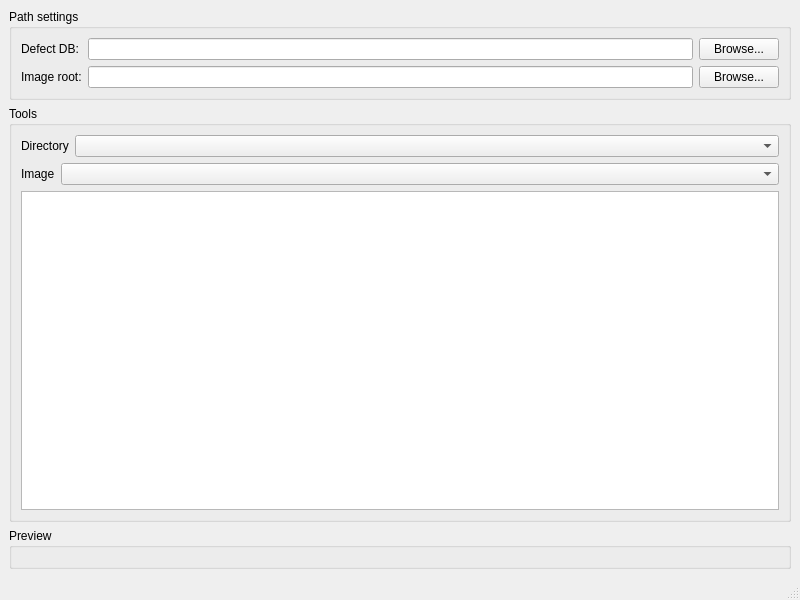
This is ui/deftui.ui in extall/road-defect-types as Qt 5 draws it before an edit. The edited form follows.
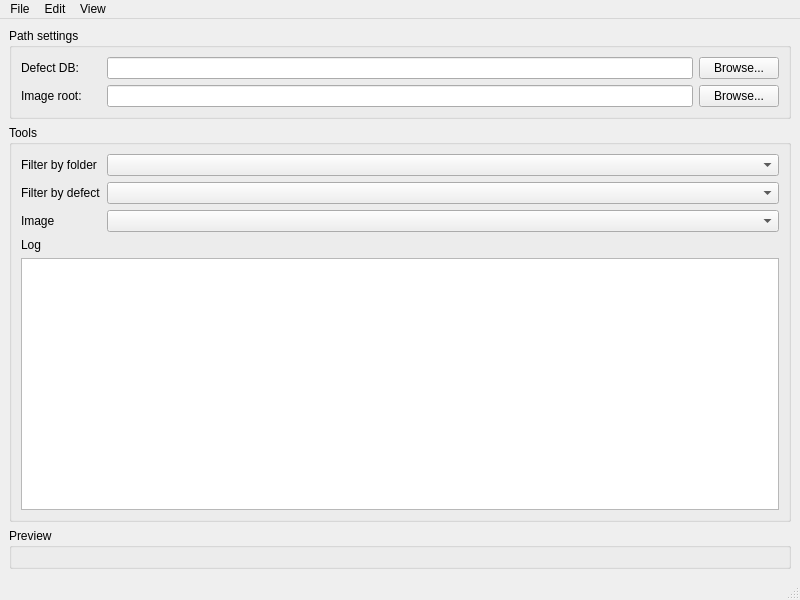
This is the edited form.

Diff of the .ui file:
```diff
--- a/ui/deftui.ui
+++ b/ui/deftui.ui
@@ -32,6 +32,12 @@
          </item>
          <item row="0" column="0">
           <widget class="QLabel" name="label">
+           <property name="minimumSize">
+            <size>
+             <width>80</width>
+             <height>0</height>
+            </size>
+           </property>
            <property name="text">
             <string>Defect DB:</string>
            </property>
@@ -42,6 +48,12 @@
          </item>
          <item row="1" column="0">
           <widget class="QLabel" name="label_2">
+           <property name="minimumSize">
+            <size>
+             <width>80</width>
+             <height>0</height>
+            </size>
+           </property>
            <property name="text">
             <string>Image root:</string>
            </property>
@@ -64,6 +76,12 @@
     </item>
     <item>
      <widget class="QGroupBox" name="groupBox_2">
+      <property name="font">
+       <font>
+        <weight>50</weight>
+        <bold>false</bold>
+       </font>
+      </property>
       <property name="title">
        <string>Tools</string>
       </property>
@@ -74,13 +92,46 @@
           <layout class="QHBoxLayout" name="horizontalLayout">
            <item>
             <widget class="QLabel" name="label_3">
+             <property name="minimumSize">
+              <size>
+               <width>80</width>
+               <height>0</height>
+              </size>
+             </property>
              <property name="text">
-              <string>Directory</string>
+              <string>Filter by folder</string>
              </property>
             </widget>
            </item>
            <item>
-            <widget class="QComboBox" name="listDirs">
+            <widget class="QComboBox" name="listFilterDirs">
+             <property name="sizePolicy">
+              <sizepolicy hsizetype="Expanding" vsizetype="Fixed">
+               <horstretch>0</horstretch>
+               <verstretch>0</verstretch>
+              </sizepolicy>
+             </property>
+            </widget>
+           </item>
+          </layout>
+         </item>
+         <item>
+          <layout class="QHBoxLayout" name="horizontalLayout_3">
+           <item>
+            <widget class="QLabel" name="label_5">
+             <property name="minimumSize">
+              <size>
+               <width>80</width>
+               <height>0</height>
+              </size>
+             </property>
+             <property name="text">
+              <string>Filter by defect</string>
+             </property>
+            </widget>
+           </item>
+           <item>
+            <widget class="QComboBox" name="listFilterDefects">
              <property name="sizePolicy">
               <sizepolicy hsizetype="Expanding" vsizetype="Fixed">
                <horstretch>0</horstretch>
@@ -95,6 +146,12 @@
           <layout class="QHBoxLayout" name="horizontalLayout_2">
            <item>
             <widget class="QLabel" name="label_4">
+             <property name="minimumSize">
+              <size>
+               <width>80</width>
+               <height>0</height>
+              </size>
+             </property>
              <property name="text">
               <string>Image</string>
              </property>
@@ -112,6 +169,13 @@
            </item>
           </layout>
          </item>
+         <item>
+          <widget class="QLabel" name="label_6">
+           <property name="text">
+            <string>Log</string>
+           </property>
+          </widget>
+         </item>
          <item>
           <widget class="QPlainTextEdit" name="txtStats"/>
          </item>
@@ -143,6 +207,25 @@
      <height>21</height>
     </rect>
    </property>
+   <widget class="QMenu" name="menuEdit">
+    <property name="title">
+     <string>Edit</string>
+    </property>
+   </widget>
+   <widget class="QMenu" name="menuView">
+    <property name="title">
+     <string>View</string>
+    </property>
+    <addaction name="actionReload_image"/>
+   </widget>
+   <widget class="QMenu" name="menuFile">
+    <property name="title">
+     <string>File</string>
+    </property>
+   </widget>
+   <addaction name="menuFile"/>
+   <addaction name="menuEdit"/>
+   <addaction name="menuView"/>
   </widget>
   <widget class="QStatusBar" name="statusbar"/>
  </widget>
```
Left out of the diff: 10 changed lines with no effect on the pictures.
